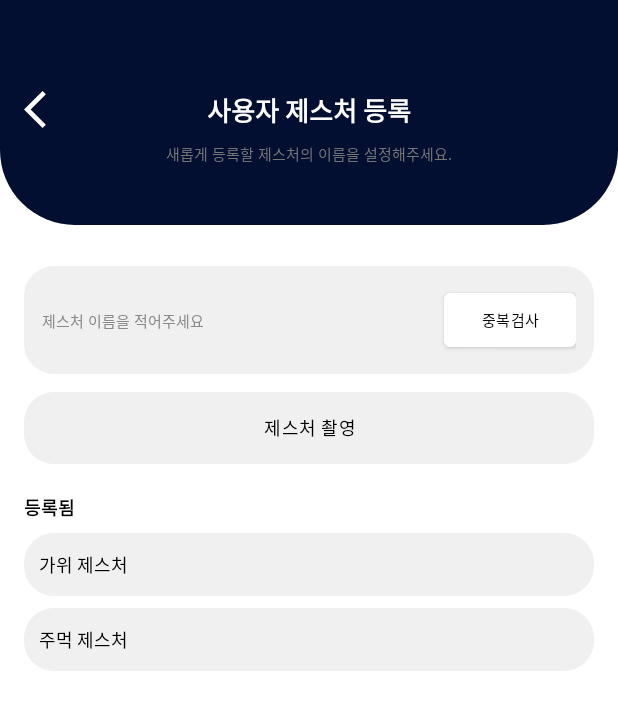
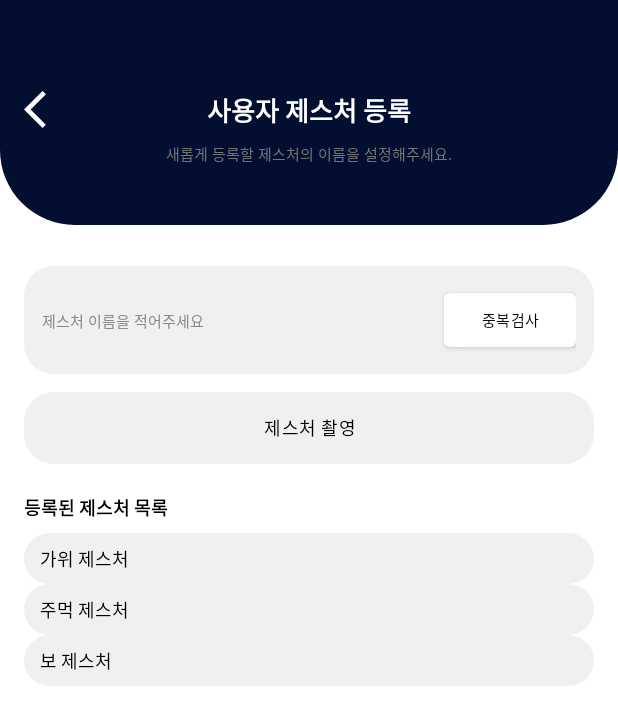
Before and after one commit to sangwoo4/gesture, an Android app built with Jetpack Compose: the UserGestureFragment screen opened through its navigation route, on a phone screen of 412 x 824 dp. Shown: the top 725 px of the screen. Run offline under Robolectric (Android 15) with nearby library versions, the phone set to English and light mode, and no system bars; plain views replace CircleButton; network calls fail; pictures from the network do not load; Roboto replaces fonts that are not available here.

Commit message:
add 커스텀 제스처 추가 시 등록된 제스처 목록에 추가 기능

```diff
--- a/android/app/src/main/java/com/square/aircommand/handlandmarkdetector/HandLandmarkDetector.kt
+++ b/android/app/src/main/java/com/square/aircommand/handlandmarkdetector/HandLandmarkDetector.kt
@@ -322,7 +322,7 @@ class HandLandmarkDetector(
         )
 
         val request = Request.Builder()
-            .url("http://172.30.1.41:8000/train_model/")
+            .url("http://223.194.157.202:8000/train_model/")
             .post(body)
             .build()
 
--- a/android/app/src/main/java/com/square/aircommand/screens/UserGestureFragment.kt
+++ b/android/app/src/main/java/com/square/aircommand/screens/UserGestureFragment.kt
@@ -1,31 +1,32 @@
 package com.square.aircommand.screens
 
+import android.content.Context
 import android.os.Bundle
 import android.view.LayoutInflater
 import android.view.View
 import android.view.ViewGroup
+import android.widget.TextView
+import androidx.core.content.ContextCompat
 import androidx.fragment.app.Fragment
 import androidx.navigation.fragment.findNavController
 import com.bumptech.glide.Glide
 import com.square.aircommand.R
 import com.square.aircommand.databinding.FragmentUserGestureBinding
+import org.json.JSONObject
+import java.io.File
 
-/**
- * [사용자 제스처 등록 화면]
- * - 사용자가 새 제스처의 이름을 등록하고, 중복 확인을 거친 후 촬영을 시작할 수 있는 화면
- */
 class UserGestureFragment : Fragment() {
 
     private var _binding: FragmentUserGestureBinding? = null
     private val binding get() = _binding!!
 
-    private lateinit var gestureNameList: List<String> // 📌 string-array에 정의된 기존 제스처 이름 목록
+    private lateinit var defaultGestures: List<String>  // 기본 제스처 (중복 검사용)
+    private lateinit var customGestureList: List<String>  // json 기반 사용자 제스처
 
     override fun onCreateView(
         inflater: LayoutInflater, container: ViewGroup?,
         savedInstanceState: Bundle?
     ): View {
-        // 🔧 뷰 바인딩 초기화
         _binding = FragmentUserGestureBinding.inflate(inflater, container, false)
         return binding.root
     }
@@ -33,18 +34,17 @@ class UserGestureFragment : Fragment() {
     override fun onViewCreated(view: View, savedInstanceState: Bundle?) {
         super.onViewCreated(view, savedInstanceState)
 
-        // 🔄 기존 등록된 제스처 이름 목록 불러오기 (res/values/strings.xml > gesture_name_list)
-        gestureNameList = resources.getStringArray(R.array.gesture_name_list).toList()
+        defaultGestures = resources.getStringArray(R.array.gesture_name_list).toList()
+        customGestureList = loadCustomGestureList(requireContext(), defaultGestures)
 
-        // 🚫 제스처 촬영 버튼은 이름이 중복되지 않을 때만 활성화됨
+        showCustomGestures() // ✅ 사용자 제스처만 UI에 표시
+
         binding.btnStartGestureShooting.isEnabled = false
 
-        // 🔙 뒤로가기 버튼 → 이전 화면으로 이동
         binding.backButton.setOnClickListener {
             parentFragmentManager.popBackStack()
         }
 
-        // ✅ [중복 확인] 버튼 클릭 이벤트 처리
         binding.btnCheckDuplicate.setOnClickListener {
             val gestureName = binding.gestureNameEditText.text.toString().trim()
 
@@ -64,16 +64,15 @@ class UserGestureFragment : Fragment() {
 
                     Glide.with(this)
                         .asGif()
-                        .load(R.raw.checkgif) // res/raw/checkgif.gif
+                        .load(R.raw.checkgif)
                         .into(binding.checkPassedGif)
-                    binding.checkPassedGif.visibility = View.VISIBLE // ✅ 체크 아이콘 보이기
+                    binding.checkPassedGif.visibility = View.VISIBLE
                 }
             }
 
             binding.duplicateCheckResultText.visibility = View.VISIBLE
         }
 
-        // 🎥 [제스처 촬영] 버튼 클릭 → GestureShootingFragment로 이동
         binding.btnStartGestureShooting.setOnClickListener {
             val gestureName = binding.gestureNameEditText.text.toString().trim()
 
@@ -88,11 +87,60 @@ class UserGestureFragment : Fragment() {
         }
     }
 
-    /**
-     * 🔎 입력한 이름이 기존 제스처 이름과 중복되는지 검사
-     */
     private fun isGestureNameDuplicate(name: String): Boolean {
-        return gestureNameList.contains(name)
+        return defaultGestures.contains(name) || customGestureList.contains(name)
+    }
+
+    private fun loadCustomGestureList(context: Context, excludeList: List<String>): List<String> {
+        val file = File(context.filesDir, "gesture_labels.json")
+        if (!file.exists()) return emptyList()
+
+        return try {
+            val jsonObject = JSONObject(file.readText())
+            jsonObject.keys().asSequence()
+                .mapNotNull { key -> jsonObject.optString(key, null) }
+                .filter { it !in excludeList && it.lowercase() != "none" && it.lowercase() != "unknown" }
+                .toList()
+        } catch (e: Exception) {
+            emptyList()
+        }
+    }
+
+    private fun getDisplayLabel(label: String): String {
+        return when (label.lowercase()) {
+            "paper" -> "보 제스처"
+            "rock" -> "주먹 제스처"
+            "scissors" -> "가위 제스처"
+            "none", "unknown" -> ""
+            else -> if (label.lowercase().contains("제스처")) label else "$label 제스처"
+        }
+    }
+
+    private fun showCustomGestures() {
+        val container = binding.customGestureContainer
+        container.removeAllViews()
+
+        for (gesture in customGestureList) {
+            val displayName = getDisplayLabel(gesture)
+            if (displayName.isBlank()) continue
+
+            val textView = TextView(requireContext()).apply {
+                text = displayName
+                textSize = 12f
+                setTextColor(ContextCompat.getColor(context, android.R.color.black))
+                setPadding(16, 12, 16, 12)
+                background = ContextCompat.getDrawable(context, R.drawable.rounded_box)
+            }
+
+            val layoutParams = ViewGroup.MarginLayoutParams(
+                ViewGroup.LayoutParams.MATCH_PARENT,
+                ViewGroup.LayoutParams.WRAP_CONTENT
+            ).apply {
+                setMargins(0, 8, 0, 0)
+            }
+
+            container.addView(textView, layoutParams)
+        }
     }
 
     override fun onDestroyView() {
--- a/android/app/src/main/res/layout/fragment_user_gesture.xml
+++ b/android/app/src/main/res/layout/fragment_user_gesture.xml
@@ -83,8 +83,6 @@
                 android:orientation="horizontal"
                 android:background="@drawable/rounded_box"
                 android:padding="12dp"
-                app:layout_constraintStart_toStartOf="parent"
-                app:layout_constraintEnd_toEndOf="parent"
                 android:layout_marginTop="12dp">
 
                 <!-- 제스처 이름 입력 -->
@@ -113,7 +111,6 @@
                         android:layout_width="40dp"
                         android:layout_height="40dp"
                         android:layout_gravity="center_vertical"
-                        android:layout_marginStart="8dp"
                         android:src="@raw/checkgif"
                         android:visibility="gone"
                         app:cb_color="#99CC00"
@@ -132,7 +129,6 @@
                     app:backgroundTint="@color/cardview_light_background" />
             </LinearLayout>
 
-
             <!-- 중복검사 결과 -->
             <TextView
                 android:id="@+id/duplicateCheckResultText"
@@ -142,9 +138,6 @@
                 android:textStyle="bold"
                 android:textColor="#D08855"
                 android:visibility="gone"
-                app:layout_constraintTop_toBottomOf="@id/gestureNameContainer"
-                app:layout_constraintStart_toStartOf="parent"
-                app:layout_constraintEnd_toEndOf="parent"
                 android:layout_marginTop="8dp" />
 
             <!-- 제스처 촬영 버튼 -->
@@ -157,74 +150,26 @@
                 android:text="제스처 촬영"
                 android:textColor="@color/black"
                 android:textSize="12sp"
-                app:backgroundTint="@null"
-                app:layout_constraintEnd_toEndOf="parent"
-                app:layout_constraintHorizontal_bias="0.0"
-                app:layout_constraintStart_toStartOf="parent"
-                app:layout_constraintTop_toBottomOf="@id/duplicateCheckResultText" />
+                app:backgroundTint="@null" />
 
-            <!--  TODO: 하드코딩 해 놓은 곳임 나중에 삭제도 되게 해야하고, -->
-            <!--  TODO: 초기 사용자는 가위, 바위, 보, 하나 제스처가 디폴트로 존재해야함  -->
-            <!-- 등록됨 레이블 -->
+            <!-- 등록된 제스처 레이블 -->
             <TextView
                 android:id="@+id/installedLabel"
                 android:layout_width="wrap_content"
                 android:layout_height="wrap_content"
-                android:text="등록됨"
+                android:text="등록된 제스처 목록"
                 android:textStyle="bold"
                 android:textColor="@android:color/black"
                 android:textSize="12sp"
-                app:layout_constraintTop_toBottomOf="@id/btnStartGestureShooting"
-                app:layout_constraintStart_toStartOf="parent"
                 android:layout_marginTop="20dp" />
-
-            <!-- 예: 가위 제스처 -->
+ㅎ
+            <!-- 동적 제스처 목록을 표시할 컨테이너 -->
             <LinearLayout
-                android:id="@+id/gesture1"
+                android:id="@+id/customGestureContainer"
                 android:layout_width="match_parent"
                 android:layout_height="wrap_content"
-                android:orientation="horizontal"
-                android:paddingVertical="12dp"
-                android:background="@drawable/rounded_box"
-                app:layout_constraintTop_toBottomOf="@id/installedLabel"
-                app:layout_constraintStart_toStartOf="parent"
-                app:layout_constraintEnd_toEndOf="parent"
-                android:layout_marginTop="8dp">
-
-                <TextView
-                    android:layout_width="1dp"
-                    android:layout_height="wrap_content"
-                    android:layout_marginLeft="10dp"
-                    android:text="가위 제스처"
-                    android:textColor="@android:color/black"
-                    android:layout_weight="1"
-                    android:textSize="12sp" />
-            </LinearLayout>
-
-            <!-- 두 번째 제스처 -->
-            <LinearLayout
-                android:id="@+id/gesture2"
-                android:layout_width="match_parent"
-                android:layout_height="wrap_content"
-                android:orientation="horizontal"
-                android:paddingVertical="12dp"
-                android:background="@drawable/rounded_box"
-                app:layout_constraintTop_toBottomOf="@id/gesture1"
-                app:layout_constraintStart_toStartOf="parent"
-                app:layout_constraintEnd_toEndOf="parent"
-                android:layout_marginTop="8dp">
-
-                <TextView
-                    android:layout_width="match_parent"
-                    android:layout_height="wrap_content"
-                    android:text="주먹 제스처"
-                    android:textColor="@android:color/black"
-                    android:layout_marginLeft="10dp"
-                    android:layout_weight="1"
-                    android:textSize="12sp" />
-            </LinearLayout>
+                android:orientation="vertical"
+                android:layout_marginTop="8dp" />
         </LinearLayout>
-
     </ScrollView>
-
 </androidx.constraintlayout.widget.ConstraintLayout>
--- a/android/app/src/main/res/xml/network_security_config.xml
+++ b/android/app/src/main/res/xml/network_security_config.xml
@@ -9,7 +9,7 @@
         <domain includeSubdomains="true">192.168.45.99</domain>
         <domain includeSubdomains="true">192.168.196.189</domain>
         <domain includeSubdomains="true">192.168.196.130</domain>
-        <domain includeSubdomains="true">192.168.45.183</domain>
+        <domain includeSubdomains="true">223.194.157.202</domain>
         <domain includeSubdomains="true">172.30.1.41</domain>
         <domain includeSubdomains="true">192.168.35.147</domain>
     </domain-config>
```
Also changed, not shown: android/app/src/main/java/com/square/aircommand/gesture/GestureActionExecutor.kt (+7 -7 lines), android/app/src/main/java/com/square/aircommand/screens/GestureShootingFragment.kt (+54 -71 lines), 1 other file.
